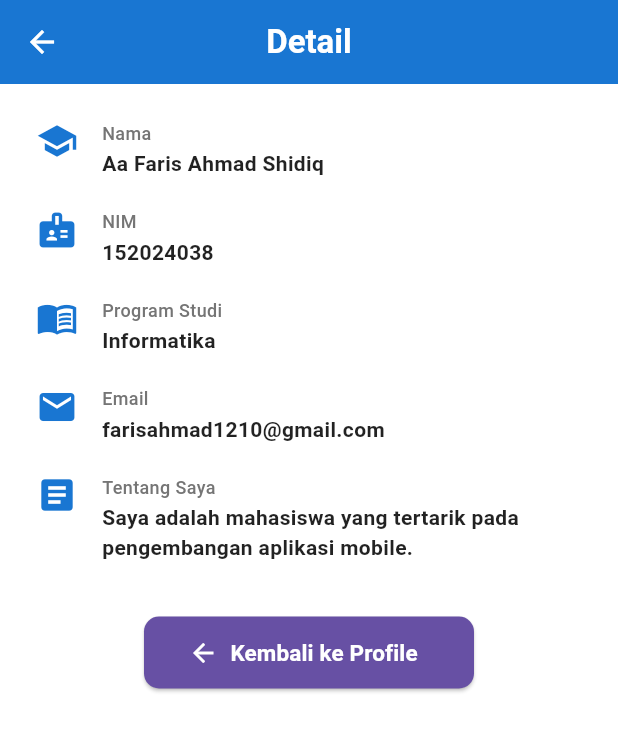
After one commit to qwinza/flutter-learn, a Flutter app: the ProfilePage screen opened directly, after a tap on "Buka Detail", on a phone screen of 412 x 824 dp. The commit adds this screen. Shown: the top 731 px of the screen. Run offline on Flutter 3.47's test engine with Material 3 defaults, Android fonts, the phone set to English and light mode, and no system bars.

Commit message:
feat: implement tugas navigasi antar halaman (Home, Profile, Detail)

```diff
--- /dev/null
+++ b/lib/detail_page.dart
@@ -0,0 +1,139 @@
+import 'package:flutter/material.dart';
+
+class DetailPage extends StatelessWidget {
+  final String nama;
+  final String nim;
+  final String programStudi;
+  final String email;
+  final String tentangSaya;
+
+  const DetailPage({
+    super.key,
+    this.nama = 'Aa Faris Ahmad Shidiq',
+    this.nim = '152024038',
+    this.programStudi = 'Informatika',
+    this.email = 'farisahmad1210@gmail.com',
+    this.tentangSaya =
+        'Saya adalah mahasiswa yang tertarik pada pengembangan aplikasi mobile.',
+  });
+
+  @override
+  Widget build(BuildContext context) {
+    return Scaffold(
+      appBar: AppBar(
+        title: const Text(
+          'Detail',
+          style: TextStyle(fontWeight: FontWeight.bold),
+        ),
+        centerTitle: true,
+      ),
+      body: SingleChildScrollView(
+        padding: const EdgeInsets.symmetric(horizontal: 24.0, vertical: 24.0),
+        child: Column(
+          crossAxisAlignment: CrossAxisAlignment.start,
+          children: [
+            _buildInfoRow(
+              icon: Icons.school,
+              label: 'Nama',
+              value: nama,
+            ),
+            const SizedBox(height: 20),
+            _buildInfoRow(
+              icon: Icons.badge,
+              label: 'NIM',
+              value: nim,
+            ),
+            const SizedBox(height: 20),
+            _buildInfoRow(
+              icon: Icons.menu_book,
+              label: 'Program Studi',
+              value: programStudi,
+            ),
+            const SizedBox(height: 20),
+            _buildInfoRow(
+              icon: Icons.email,
+              label: 'Email',
+              value: email,
+            ),
+            const SizedBox(height: 20),
+            _buildInfoRow(
+              icon: Icons.article,
+              label: 'Tentang Saya',
+              value: tentangSaya,
+            ),
+            const SizedBox(height: 36),
+            Center(
+              child: SizedBox(
+                width: 220,
+                height: 48,
+                child: ElevatedButton.icon(
+                  onPressed: () {
+                    Navigator.pop(context);
+                  },
+                  icon: const Icon(Icons.arrow_back, size: 20),
+                  label: const Text(
+                    'Kembali ke Profile',
+                    style: TextStyle(
+                      fontSize: 15,
+                      fontWeight: FontWeight.bold,
+                    ),
+                  ),
+                  style: ElevatedButton.styleFrom(
+                    backgroundColor: const Color(0xFF6750A4),
+                    foregroundColor: Colors.white,
+                    elevation: 1,
+                    shape: RoundedRectangleBorder(
+                      borderRadius: BorderRadius.circular(10),
+                    ),
+                  ),
+                ),
+              ),
+            ),
+          ],
+        ),
+      ),
+    );
+  }
+
+  Widget _buildInfoRow({
+    required IconData icon,
+    required String label,
+    required String value,
+  }) {
+    return Row(
+      crossAxisAlignment: CrossAxisAlignment.start,
+      children: [
+        Icon(
+          icon,
+          color: const Color(0xFF1976D2),
+          size: 28,
+        ),
+        const SizedBox(width: 16),
+        Expanded(
+          child: Column(
+            crossAxisAlignment: CrossAxisAlignment.start,
+            children: [
+              Text(
+                label,
+                style: TextStyle(
+                  fontSize: 12,
+                  color: Colors.grey.shade600,
+                  fontWeight: FontWeight.w500,
+                ),
+              ),
+              const SizedBox(height: 2),
+              Text(
+                value,
+                style: const TextStyle(
+                  fontSize: 14,
+                  fontWeight: FontWeight.bold,
+                  color: Colors.black87,
+                ),
+              ),
+            ],
+          ),
+        ),
+      ],
+    );
+  }
+}
--- /dev/null
+++ b/lib/home_page.dart
@@ -0,0 +1,85 @@
+import 'package:flutter/material.dart';
+import 'profile_page.dart';
+
+class HomePage extends StatelessWidget {
+  const HomePage({super.key});
+
+  @override
+  Widget build(BuildContext context) {
+    return Scaffold(
+      appBar: AppBar(
+        title: const Text(
+          'Home',
+          style: TextStyle(fontWeight: FontWeight.bold),
+        ),
+        centerTitle: true,
+      ),
+      body: Center(
+        child: SingleChildScrollView(
+          padding: const EdgeInsets.symmetric(horizontal: 28.0, vertical: 20.0),
+          child: Column(
+            mainAxisAlignment: MainAxisAlignment.center,
+            children: [
+              const Icon(
+                Icons.school,
+                size: 96,
+                color: Color(0xFF1976D2),
+              ),
+              const SizedBox(height: 20),
+              const Text(
+                'Aplikasi Profil\nMahasiswa',
+                textAlign: TextAlign.center,
+                style: TextStyle(
+                  fontSize: 22,
+                  fontWeight: FontWeight.bold,
+                  color: Colors.black87,
+                  height: 1.25,
+                ),
+              ),
+              const SizedBox(height: 8),
+              Text(
+                'Belajar Navigasi di Flutter',
+                textAlign: TextAlign.center,
+                style: TextStyle(
+                  fontSize: 14,
+                  color: Colors.grey.shade600,
+                ),
+              ),
+              const SizedBox(height: 36),
+              SizedBox(
+                width: 220,
+                height: 48,
+                child: ElevatedButton.icon(
+                  onPressed: () {
+                    Navigator.push(
+                      context,
+                      MaterialPageRoute(
+                        builder: (context) => const ProfilePage(),
+                      ),
+                    );
+                  },
+                  icon: const Icon(Icons.arrow_forward, size: 20),
+                  label: const Text(
+                    'Buka Profile',
+                    style: TextStyle(
+                      fontSize: 15,
+                      fontWeight: FontWeight.bold,
+                    ),
+                  ),
+                  style: ElevatedButton.styleFrom(
+                    backgroundColor: const Color(0xFF1976D2),
+                    foregroundColor: Colors.white,
+                    elevation: 1,
+                    shape: RoundedRectangleBorder(
+                      borderRadius: BorderRadius.circular(10),
+                    ),
+                  ),
+                ),
+              ),
+            ],
+          ),
+        ),
+      ),
+    );
+  }
+}
--- a/lib/main.dart
+++ b/lib/main.dart
@@ -1,6 +1,5 @@
 import 'package:flutter/material.dart';
-// Perbaiki jalurnya agar menunjuk ke dalam folder features/services/screens/
-import 'features/services/screens/layanan_menu_page.dart';
+import 'home_page.dart';
 
 void main() {
   runApp(const MyApp());
@@ -13,11 +12,19 @@ class MyApp extends StatelessWidget {
   Widget build(BuildContext context) {
     return MaterialApp(
       debugShowCheckedModeBanner: false,
-      title: 'Widget Menu',
+      title: 'Aplikasi Profil Mahasiswa',
       theme: ThemeData(
+        colorScheme: ColorScheme.fromSeed(seedColor: const Color(0xFF1976D2)),
         useMaterial3: true,
+        scaffoldBackgroundColor: Colors.white,
+        appBarTheme: const AppBarTheme(
+          backgroundColor: Color(0xFF1976D2),
+          foregroundColor: Colors.white,
+          centerTitle: true,
+          elevation: 0,
+        ),
       ),
-      home: const LayananMenuPage(),
+      home: const HomePage(),
     );
   }
 }
--- /dev/null
+++ b/lib/profile_page.dart
@@ -0,0 +1,258 @@
+import 'package:flutter/material.dart';
+import 'detail_page.dart';
+
+class ProfilePage extends StatelessWidget {
+  final String nama;
+  final String nim;
+  final String email;
+
+  const ProfilePage({
+    super.key,
+    this.nama = 'Aa Faris Ahmad Shidiq',
+    this.nim = '152024038',
+    this.email = 'farisahmad1210@gmail.com',
+  });
+
+  @override
+  Widget build(BuildContext context) {
+    return Scaffold(
+      appBar: AppBar(
+        title: const Text(
+          'Profile',
+          style: TextStyle(fontWeight: FontWeight.bold),
+        ),
+        centerTitle: true,
+      ),
+      body: Center(
+        child: SingleChildScrollView(
+          padding: const EdgeInsets.symmetric(horizontal: 24.0, vertical: 24.0),
+          child: Column(
+            mainAxisAlignment: MainAxisAlignment.center,
+            children: [
+              Container(
+                width: 140,
+                height: 140,
+                decoration: const BoxDecoration(
+                  color: Color(0xFFD4EFEA),
+                  shape: BoxShape.circle,
+                ),
+                child: ClipOval(
+                  child: CustomPaint(
+                    size: const Size(140, 140),
+                    painter: _AvatarPainter(),
+                  ),
+                ),
+              ),
+              const SizedBox(height: 24),
+              Text(
+                'Nama',
+                style: TextStyle(
+                  fontSize: 13,
+                  color: Colors.grey.shade600,
+                  fontWeight: FontWeight.w500,
+                ),
+              ),
+              const SizedBox(height: 4),
+              Text(
+                nama,
+                style: const TextStyle(
+                  fontSize: 18,
+                  fontWeight: FontWeight.bold,
+                  color: Colors.black87,
+                ),
+              ),
+              const SizedBox(height: 16),
+              Text(
+                'NIM',
+                style: TextStyle(
+                  fontSize: 13,
+                  color: Colors.grey.shade600,
+                  fontWeight: FontWeight.w500,
+                ),
+              ),
+              const SizedBox(height: 4),
+              Text(
+                nim,
+                style: const TextStyle(
+                  fontSize: 18,
+                  fontWeight: FontWeight.bold,
+                  color: Colors.black87,
+                ),
+              ),
+              const SizedBox(height: 36),
+              SizedBox(
+                width: 220,
+                height: 48,
+                child: ElevatedButton.icon(
+                  onPressed: () {
+                    Navigator.push(
+                      context,
+                      MaterialPageRoute(
+                        builder: (context) => DetailPage(
+                          nama: nama,
+                          nim: nim,
+                          email: email,
+                        ),
+                      ),
+                    );
+                  },
+                  icon: const Icon(Icons.person_outline, size: 20),
+                  label: const Text(
+                    'Buka Detail',
+                    style: TextStyle(
+                      fontSize: 15,
+                      fontWeight: FontWeight.bold,
+                    ),
+                  ),
+                  style: ElevatedButton.styleFrom(
+                    backgroundColor: const Color(0xFF1E8E5A),
+                    foregroundColor: Colors.white,
+                    elevation: 1,
+                    shape: RoundedRectangleBorder(
+                      borderRadius: BorderRadius.circular(10),
+                    ),
+                  ),
+                ),
+              ),
+              const SizedBox(height: 12),
+              SizedBox(
+                width: 220,
+                height: 48,
+                child: OutlinedButton.icon(
+                  onPressed: () {
+                    Navigator.pop(context);
+                  },
+                  icon: const Icon(Icons.arrow_back, size: 20),
+                  label: const Text(
+                    'Kembali ke Home',
+                    style: TextStyle(
+                      fontSize: 15,
+                      fontWeight: FontWeight.bold,
+                    ),
+                  ),
+                  style: OutlinedButton.styleFrom(
+                    backgroundColor: Colors.white,
+                    foregroundColor: Colors.black87,
+                    side: BorderSide(color: Colors.grey.shade300),
+                    shape: RoundedRectangleBorder(
+                      borderRadius: BorderRadius.circular(10),
+                    ),
+                  ),
+                ),
+              ),
+            ],
+          ),
+        ),
+      ),
+    );
+  }
+}
+
+class _AvatarPainter extends CustomPainter {
+  @override
+  void paint(Canvas canvas, Size size) {
+    final double cx = size.width / 2;
+    final double cy = size.height / 2;
+
+    final Paint shirtPaint = Paint()
+      ..color = const Color(0xFF1976D2)
+      ..style = PaintingStyle.fill;
+
+    final Path bodyPath = Path()
+      ..moveTo(cx - size.width * 0.40, size.height)
+      ..quadraticBezierTo(
+        cx - size.width * 0.28,
+        cy + 18,
+        cx,
+        cy + 22,
+      )
+      ..quadraticBezierTo(
+        cx + size.width * 0.28,
+        cy + 18,
+        cx + size.width * 0.40,
+        size.height,
+      )
+      ..close();
+    canvas.drawPath(bodyPath, shirtPaint);
+
+    final Paint neckPaint = Paint()
+      ..color = const Color(0xFFFFD9C2)
+      ..style = PaintingStyle.fill;
+    final RRect neckRRect = RRect.fromRectAndRadius(
+      Rect.fromCenter(
+        center: Offset(cx, cy + 16),
+        width: 22,
+        height: 20,
+      ),
+      const Radius.circular(6),
+    );
+    canvas.drawRRect(neckRRect, neckPaint);
+
+    final Paint facePaint = Paint()
+      ..color = const Color(0xFFFFD9C2)
+      ..style = PaintingStyle.fill;
+
+    final RRect faceRRect = RRect.fromRectAndRadius(
+      Rect.fromCenter(
+        center: Offset(cx, cy * 0.82),
+        width: size.width * 0.36,
+        height: size.height * 0.40,
+      ),
+      const Radius.circular(24),
+    );
+    canvas.drawRRect(faceRRect, facePaint);
+
+    final Paint hairPaint = Paint()
+      ..color = const Color(0xFF2C3437)
+      ..style = PaintingStyle.fill;
+
+    final Path hairPath = Path()
+      ..moveTo(cx - size.width * 0.22, cy * 0.75)
+      ..quadraticBezierTo(
+        cx - size.width * 0.22,
+        cy * 0.45,
+        cx,
+        cy * 0.45,
+      )
+      ..quadraticBezierTo(
+        cx + size.width * 0.22,
+        cy * 0.45,
+        cx + size.width * 0.22,
+        cy * 0.75,
+      )
+      ..quadraticBezierTo(
+        cx + size.width * 0.12,
+        cy * 0.65,
+        cx,
+        cy * 0.68,
+      )
+      ..quadraticBezierTo(
+        cx - size.width * 0.12,
+        cy * 0.65,
+        cx - size.width * 0.22,
+        cy * 0.75,
+      )
+      ..close();
+    canvas.drawPath(hairPath, hairPaint);
+
+    final Paint eyePaint = Paint()
+      ..color = const Color(0xFF212121)
+      ..style = PaintingStyle.fill;
+    canvas.drawCircle(Offset(cx - 10, cy * 0.82), 2.3, eyePaint);
+    canvas.drawCircle(Offset(cx + 10, cy * 0.82), 2.3, eyePaint);
+
+    final Paint smilePaint = Paint()
+      ..color = const Color(0xFF5D4037)
+      ..style = PaintingStyle.stroke
+      ..strokeWidth = 1.6
+      ..strokeCap = StrokeCap.round;
+
+    final Path smilePath = Path()
+      ..moveTo(cx - 5, cy * 0.92)
+      ..quadraticBezierTo(cx, cy * 0.98, cx + 5, cy * 0.92);
+    canvas.drawPath(smilePath, smilePaint);
+  }
+
+  @override
+  bool shouldRepaint(covariant CustomPainter oldDelegate) => false;
+}
```
Also changed, not shown: 1 other file.
